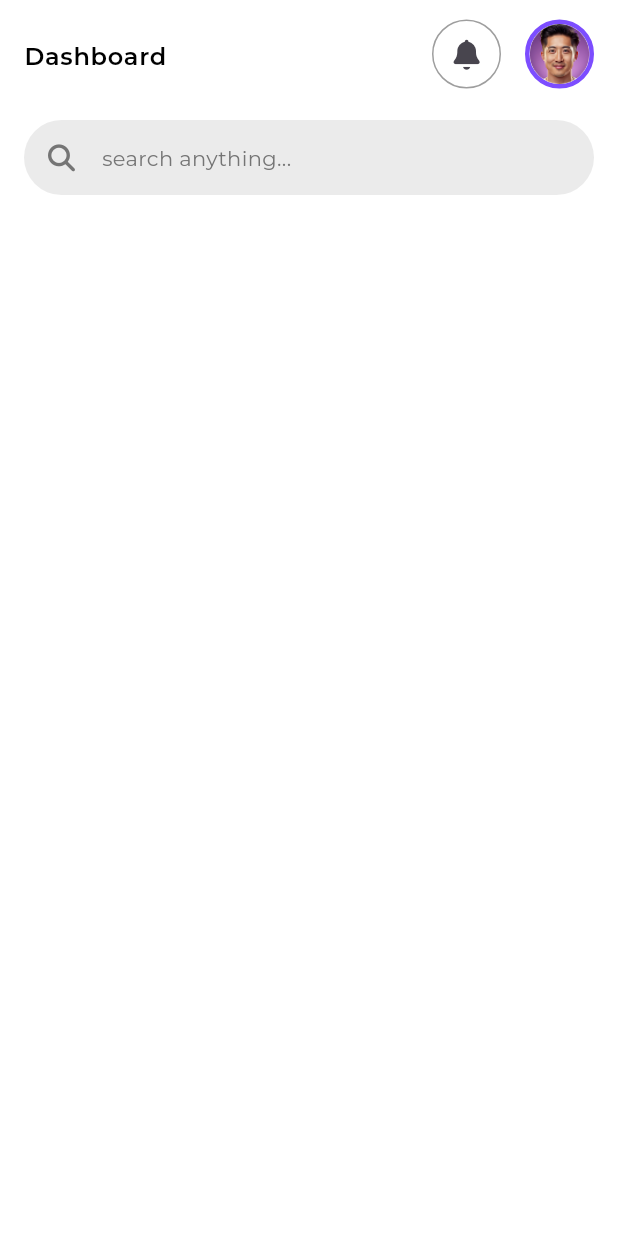
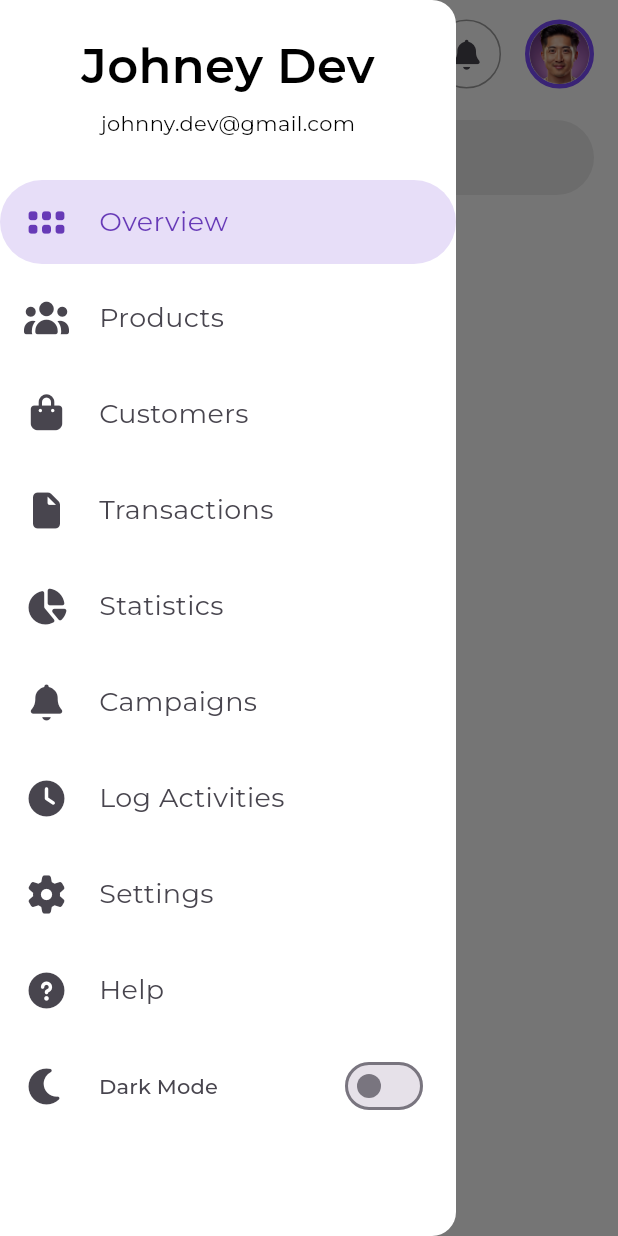
Before and after one commit to Kingjohneycodey/flutter_admin_dashboard, a Flutter app: the screen it shows after launch, with the side drawer open (before the commit the screen has no drawer), on a phone screen of 412 x 824 dp. Run offline on Flutter 3.47's test engine with Material 3 defaults, Android fonts, the phone set to English and light mode, and no system bars; our stand-ins replace bloc, flutter_bloc, font_awesome_flutter, google_fonts.

Commit message:
added side drawer

```diff
--- a/lib/dashboard_screen.dart
+++ b/lib/dashboard_screen.dart
@@ -2,11 +2,15 @@ import 'package:flutter/material.dart';
 import 'package:flutter_bloc/flutter_bloc.dart';
 import 'package:flutter_dashboard/bloc/theme_cubit.dart';
 import 'package:flutter_dashboard/theme/dimens.dart';
+import 'package:flutter_dashboard/utils/sized_context.dart';
+import 'package:flutter_dashboard/widgets/app_bars/large_app_bar.dart';
 import 'package:flutter_dashboard/widgets/app_bordered_icon_button.dart';
 import 'package:flutter_dashboard/widgets/user_profile_image.dart';
 import 'package:font_awesome_flutter/font_awesome_flutter.dart';
 import 'package:flutter_dashboard/widgets/app_search_bar.dart';
 import 'package:flutter_dashboard/widgets/app_bars/small_app_bar.dart';
+import 'package:flutter_dashboard/widgets/drawer_menu.dart';
+import 'package:flutter_dashboard/utils/check_device_size.dart';
 
 class DashboardScreen extends StatelessWidget {
   const DashboardScreen({super.key});
@@ -14,7 +18,9 @@ class DashboardScreen extends StatelessWidget {
   @override
   Widget build(BuildContext context) {
     return Scaffold(
-      appBar: SmallAppBar(
+      appBar: isLargeDesktopSize(context)
+          ? null
+          : SmallAppBar(
               title: 'Dashboard',
               actions: [
                 AppBorderedIconButton(icon: FontAwesomeIcons.solidBell),
@@ -32,10 +38,35 @@ class DashboardScreen extends StatelessWidget {
               ),
               height: 146,
             ),
-      body: Column(children: [
-
-
+      drawer: !isLargeDesktopSize(context) ? DrawerMenu() : null,
+      body: SingleChildScrollView(
+        child: Row(
+          crossAxisAlignment: CrossAxisAlignment.start,
+          children: [
+            if (isLargeDesktopSize(context))
+              SizedBox(
+                width: 304,
+                height: context.heightPx,
+                child: Row(children: [DrawerMenu(), VerticalDivider(width: 0)]),
+              ),
+            Expanded(
+              child: Column(
+                spacing: Dimens.largePadding,
+                children: [
+                  if (isLargeDesktopSize(context))
+                    LargeAppBar(
+                      title: 'Dashboard',
+                      actions: [
+                        AppBorderedIconButton(icon: FontAwesomeIcons.solidBell),
+                        UserProfileImage(),
                       ],
+                      centerWidget: AppSearchBar(),
+                    ),
+                ],
+              ),
+            ),
+          ],
+        ),
       ),
     );
   }
--- a/lib/theme/typography.dart
+++ b/lib/theme/typography.dart
@@ -95,9 +95,9 @@ class AppTypography extends ThemeExtension<AppTypography> {
 
   @override
   ThemeExtension<AppTypography> lerp(
-      covariant ThemeExtension<AppTypography>? other,
-      double t,
-      ) {
+    covariant ThemeExtension<AppTypography>? other,
+    double t,
+  ) {
     if (other is! AppTypography) {
       return this;
     }
--- /dev/null
+++ b/lib/widgets/drawer_menu.dart
@@ -0,0 +1,159 @@
+import 'package:flutter/material.dart';
+import 'package:flutter_bloc/flutter_bloc.dart';
+import 'package:flutter_dashboard/theme/dimens.dart';
+import 'package:flutter_dashboard/theme/theme.dart';
+import 'package:font_awesome_flutter/font_awesome_flutter.dart';
+
+import '../bloc/theme_cubit.dart';
+import '../utils/check_theme_status.dart';
+
+class DrawerMenu extends StatefulWidget {
+  const DrawerMenu({super.key});
+
+  @override
+  State<DrawerMenu> createState() => _DrawerMenuState();
+}
+
+class _DrawerMenuState extends State<DrawerMenu> {
+  int selectedIndex = 0;
+  final List<AppNavigationDestination> destinations = [
+    AppNavigationDestination(label: 'Overview', icon: FontAwesomeIcons.grip),
+    AppNavigationDestination(label: 'Products', icon: FontAwesomeIcons.users),
+    AppNavigationDestination(
+      label: 'Customers',
+      icon: FontAwesomeIcons.bagShopping,
+    ),
+    AppNavigationDestination(
+      label: 'Transactions',
+      icon: FontAwesomeIcons.solidFile,
+    ),
+    AppNavigationDestination(
+      label: 'Statistics',
+      icon: FontAwesomeIcons.chartPie,
+    ),
+    AppNavigationDestination(
+      label: 'Campaigns',
+      icon: FontAwesomeIcons.solidBell,
+    ),
+    AppNavigationDestination(
+      label: 'Log Activities',
+      icon: FontAwesomeIcons.solidClock,
+    ),
+    AppNavigationDestination(label: 'Settings', icon: FontAwesomeIcons.gear),
+    AppNavigationDestination(
+      label: 'Help',
+      icon: FontAwesomeIcons.solidCircleQuestion,
+    ),
+  ];
+
+  @override
+  Widget build(BuildContext context) {
+    final appTypography = context.theme.appTypography;
+    return NavigationDrawer(
+      selectedIndex: selectedIndex,
+      onDestinationSelected: (final int index) {
+        if (index == 9) {
+          context.read<ThemeCubit>().toggleTheme();
+          return;
+        }
+        setState(() {
+          selectedIndex = index;
+        });
+      },
+      tilePadding: EdgeInsets.symmetric(vertical: Dimens.smallPadding),
+      children: [
+        Padding(
+          padding: const EdgeInsets.symmetric(
+            vertical: Dimens.veryLargePadding,
+          ),
+          child: Column(
+            spacing: Dimens.padding,
+            children: [
+              Text(
+                'Johney Dev',
+                style: context.theme.appTypography.headlineLarge,
+              ),
+              Text('johnny.dev@gmail.com'),
+            ],
+          ),
+        ),
+        ...destinations.map((final AppNavigationDestination destination) {
+          final index = destinations.indexOf(destination);
+          return NavigationDrawerDestination(
+            label: Padding(
+              padding: EdgeInsets.symmetric(horizontal: Dimens.padding),
+              child: Text(
+                destination.label,
+                style: appTypography.bodyMedium.copyWith(
+                  fontSize: 18,
+                  color: checkDarkMode(context)
+                      ? null
+                      : index == selectedIndex
+                      ? Colors.deepPurple
+                      : null,
+                ),
+              ),
+            ),
+            icon: SizedBox(
+              width: 30,
+              height: 30,
+              child: Center(child: FaIcon(destination.icon)),
+            ),
+            selectedIcon: SizedBox(
+              width: 30,
+              height: 30,
+              child: Center(
+                child: FaIcon(
+                  destination.icon,
+                  color: checkDarkMode(context) ? null : Colors.deepPurple,
+                ),
+              ),
+            ),
+          );
+        }),
+        NavigationDrawerDestination(
+          label: Padding(
+            padding: EdgeInsets.symmetric(horizontal: Dimens.padding),
+            child: SizedBox(
+              width: 220,
+              child: Row(
+                mainAxisAlignment: MainAxisAlignment.spaceBetween,
+                children: [
+                  Text('Dark Mode'),
+                  Switch(
+                    value: checkDarkMode(context),
+                    onChanged: (final bool value) {
+                      context.read<ThemeCubit>().toggleTheme();
+                    },
+                  ),
+                ],
+              ),
+            ),
+          ),
+          icon: SizedBox(
+            width: 30,
+            height: 30,
+            child: Center(child: FaIcon(FontAwesomeIcons.solidMoon)),
+          ),
+          selectedIcon: SizedBox(
+            width: 30,
+            height: 30,
+            child: Center(
+              child: FaIcon(
+                FontAwesomeIcons.solidMoon,
+                color: Colors.deepPurpleAccent,
+              ),
+            ),
+          ),
+        ),
+      ],
+    );
+  }
+}
+
+class AppNavigationDestination {
+  const AppNavigationDestination({required this.label, required this.icon});
+
+  final String label;
+  final IconData icon;
+}
```
Lines whose indentation alone changed are shown as unchanged.
